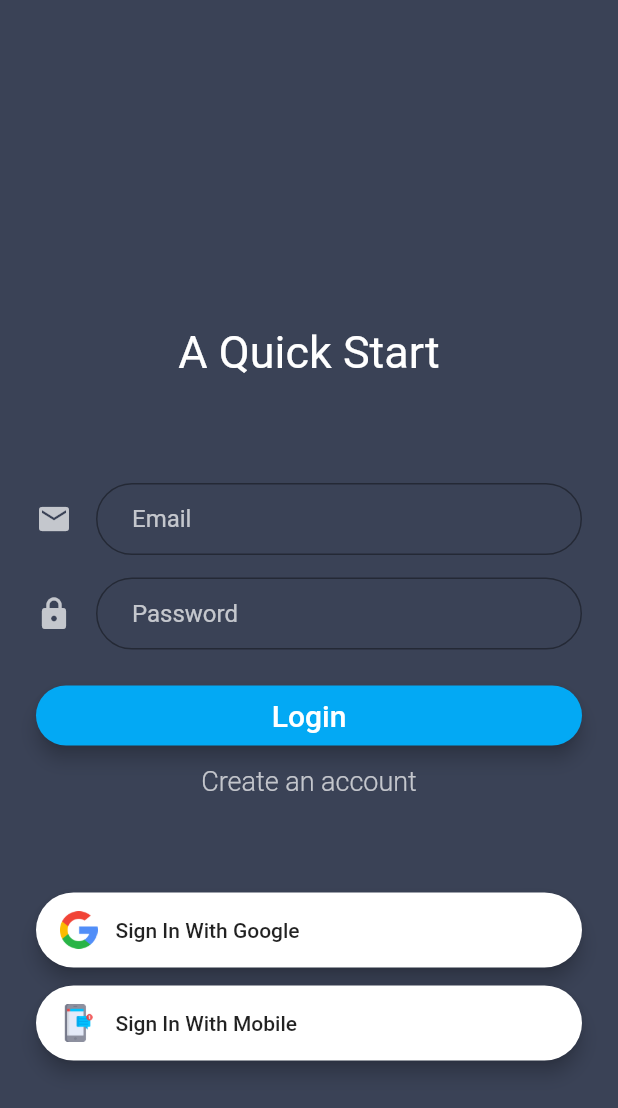
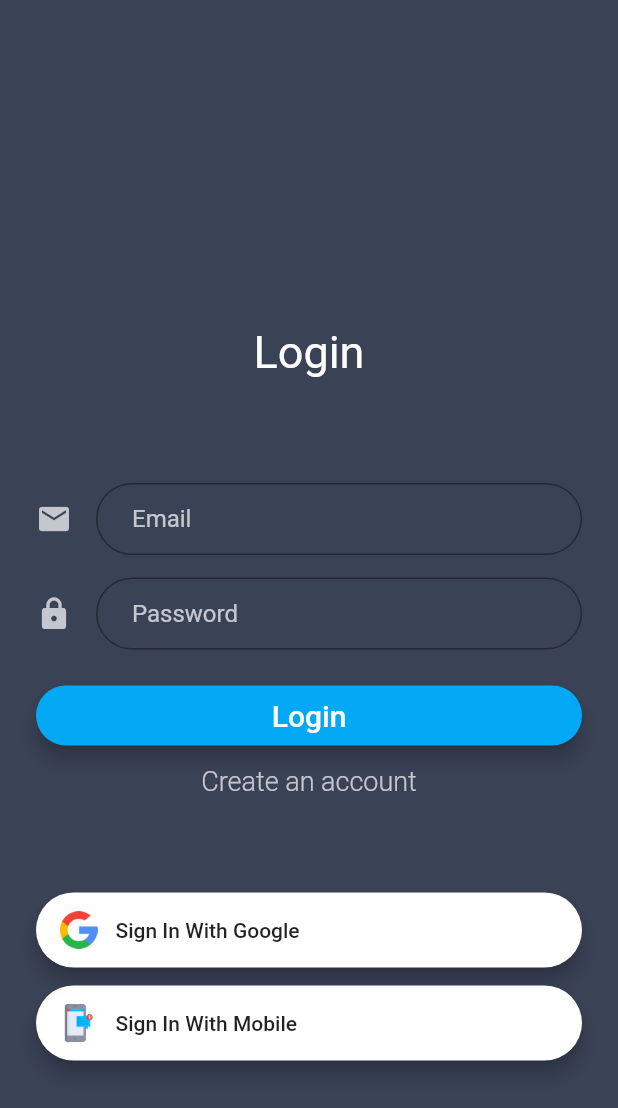
Before and after one commit to sundarlucifer/smart_trash_bin, a Flutter app: the screen it shows after launch, on a phone screen of 412 x 824 dp. Shown: the top 1108 px of the screen. Run offline on Flutter 3.47's test engine with Material 2 defaults, Android fonts, the phone set to English and light mode, and no system bars; our stand-ins replace cloud_firestore, firebase_auth, firebase_messaging, google_maps_flutter, google_sign_in, rxdart; accounts and stored records are empty.

Commit message:
v1.0.0 published

```diff
--- a/lib/bin_list.dart
+++ b/lib/bin_list.dart
@@ -1,6 +1,6 @@
 import 'package:flutter/material.dart';
 import 'package:cloud_firestore/cloud_firestore.dart';
-import 'package:flutter/rendering.dart';
+//import 'package:flutter/rendering.dart';
 import 'navigation_menu.dart';
 import 'auth.dart';
 import 'bin_details.dart';
--- a/lib/login.dart
+++ b/lib/login.dart
@@ -173,7 +173,11 @@ class _LoginRouteState extends State<LoginRoute> {
                 _showSecondaryButton(),
                 _showErrorMessage(),
                 _showGoogleSignIn(),
-                _showMobileSignIn(),
+                Builder(
+                  builder: (BuildContext context){
+                    return _showMobileSignIn(context);
+                  },
+                ),
               ],
             ),
           ),
@@ -202,7 +206,7 @@ class _LoginRouteState extends State<LoginRoute> {
       tag: 'hero',
       child: Center(
         child: Text(
-          'A Quick Start',
+          'Login',
           style: TextStyle(
             color: Colors.white,
             fontSize: 30.0,
@@ -331,7 +335,7 @@ class _LoginRouteState extends State<LoginRoute> {
         ));
   }
 
-  Widget _showMobileSignIn() {
+  Widget _showMobileSignIn(BuildContext context) {
     return new Padding(
         padding: EdgeInsets.fromLTRB(0.0, 12.0, 0.0, 0.0),
         child: SizedBox(
@@ -354,7 +358,14 @@ class _LoginRouteState extends State<LoginRoute> {
                 Text('Sign In With Mobile'),
               ],
             ),
-            onPressed: _googleSignIn,
+            onPressed: (){
+              final scaffold = Scaffold.of(context);
+              scaffold.showSnackBar(
+                SnackBar(
+                  content: const Text('This option will be available soon!'),
+                ),
+              );
+            },
           ),
         ));
   }
--- a/lib/main.dart
+++ b/lib/main.dart
@@ -1,5 +1,4 @@
 import 'package:flutter/material.dart';
-import 'package:firebase_messaging/firebase_messaging.dart';
 import 'auth.dart';
 import 'bin_list.dart';
 import 'login.dart';
@@ -15,16 +14,6 @@ class MyApp extends StatefulWidget {
 }
 
 class _MyAppState extends State<MyApp> {
-
-  final _fcm = FirebaseMessaging();
-
-  @override
-  void initState() {
-    super.initState();
-    _fcm.getToken().then((token) {
-      print('Token : $token');
-    });
-  }
 
   final routes = <String,WidgetBuilder>{
     LoginRoute.tag: (context) => LoginRoute(),
--- a/lib/navigation_menu.dart
+++ b/lib/navigation_menu.dart
@@ -14,7 +14,7 @@ class MyDrawer extends StatefulWidget {
 class _MyDraweState extends State<MyDrawer> {
   String _userName ;
   String _userMail;
-  String _userPhoto = '';
+  Widget _userPhoto = Image.asset('assets/icons/user.png');
 
   @override
   void initState() {
@@ -22,7 +22,7 @@ class _MyDraweState extends State<MyDrawer> {
       setState(() {
         _userName = user.displayName;
         _userMail = user.email;
-        _userPhoto = user.photoUrl;
+        _userPhoto = Image.network(user.photoUrl);
       });
     });
     super.initState();
@@ -39,7 +39,7 @@ class _MyDraweState extends State<MyDrawer> {
             accountEmail: Text(_userMail ?? 'loading..'),
             currentAccountPicture: CircleAvatar(
               backgroundColor: Colors.white,
-              child:  Image.network(_userPhoto),
+              child:  _userPhoto,
             ),
           ),
           ListTile(
```
Also changed, not shown: lib/auth.dart (+36 -5 lines), lib/maps_page.dart (+39 -33 lines), lib/profile_page.dart (+13 -1 lines), pubspec.lock, 5 other files.
